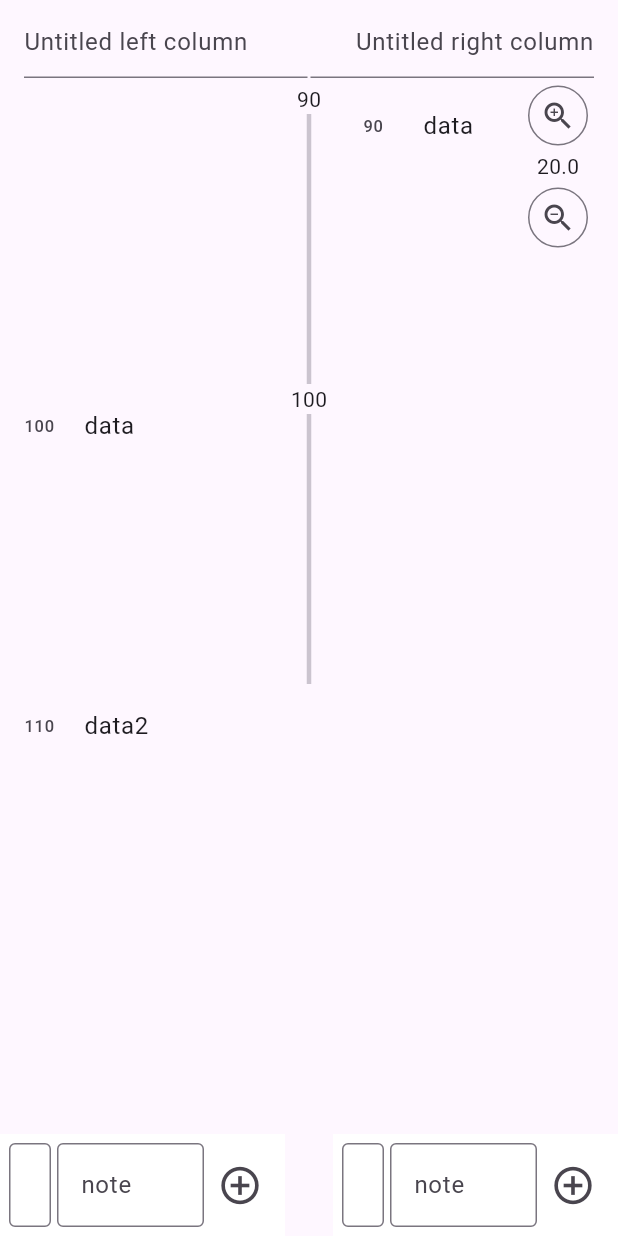
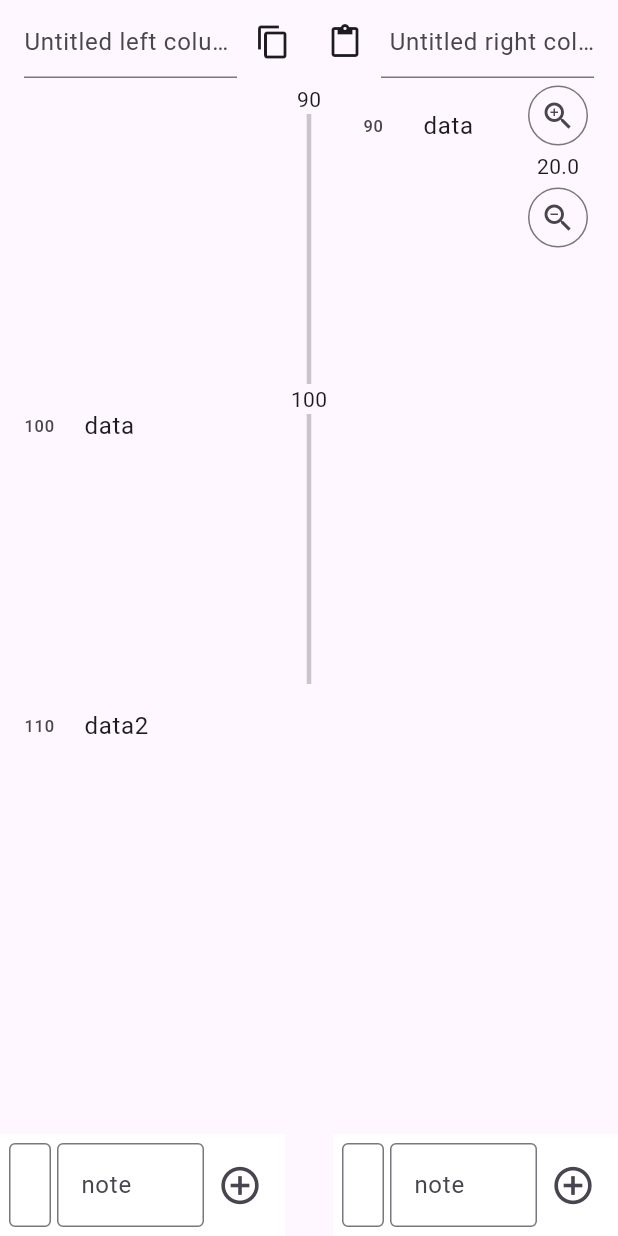
Before and after one commit to NobodyForNothing/timeline-editor, a Flutter app: the screen it shows after launch, on a phone screen of 412 x 824 dp. Run offline on Flutter 3.47's test engine with Material 3 defaults, Android fonts, the light colour scheme and no system bars.

Commit message:
implement exporting and importing

```diff
--- a/lib/main.dart
+++ b/lib/main.dart
@@ -1,7 +1,9 @@
+import 'dart:convert';
 import 'dart:math';
 
 import 'package:collection/collection.dart';
 import 'package:flutter/material.dart';
+import 'package:flutter/services.dart';
 import 'package:timeline_editor/positioned_list_view.dart';
 import 'package:timeline_editor/timeline.dart';
 import 'package:timeline_editor/value_input.dart';
@@ -39,11 +41,11 @@ class TimeLineHome extends StatefulWidget {
 class _TimeLineHomeState extends State<TimeLineHome> {
   static const double _kDefaultUnitHeight = 20.0;
 
-  final Map<double, String> _eventsLeft = {
+  Map<double, String> _eventsLeft = {
     100: 'data',
     110: 'data2',
   };
-  final Map<double, String> _eventsRight = {
+  Map<double, String> _eventsRight = {
     90: 'data',
   };
 
@@ -64,43 +66,105 @@ class _TimeLineHomeState extends State<TimeLineHome> {
       ? 0.0
       : (_maxTime! - _minTime!);
 
-  // String? titleLeft, titleRight;
+  late final TextEditingController leftTitleController;
+  late final TextEditingController rightTitleController;
 
   @override
   void initState() {
     super.initState();
+    leftTitleController = TextEditingController();
+    rightTitleController = TextEditingController();
   }
 
   @override
   void dispose() {
+    leftTitleController.dispose();
+    rightTitleController.dispose();
     super.dispose();
   }
 
   @override
   Widget build(BuildContext context) => Scaffold(
     appBar: AppBar(
+      forceMaterialTransparency: true,
       title: Row(
         mainAxisSize: MainAxisSize.min,
         children: [
-          SizedBox(
-            width: MediaQuery.of(context).size.width / 2 - 17,
-            child: const TextField(
-              decoration: InputDecoration(
+          Expanded(
+            child: SizedBox(
+              child: TextField(
+                controller: leftTitleController,
+                decoration: const InputDecoration(
                   hintText: 'Untitled left column',
                   border: UnderlineInputBorder()
                 ),
               )
             ),
-          const Spacer(),
-          SizedBox(
-            width: MediaQuery.of(context).size.width / 2 - 17,
-            child: const TextField(
-              decoration: InputDecoration(
+          ),
+          IconButton(
+            onPressed: () {
+              try {
+                final dataMap = {
+                  'version': 1,
+                  'scale': _scale,
+                  'titleLeft': leftTitleController.text,
+                  'titleRight': rightTitleController.text,
+                  'entriesL': _eventsLeft.map((key, value) => MapEntry(key.toString(), value)),
+                  'entriesR': _eventsRight.map((key, value) => MapEntry(key.toString(), value)),
+                };
+                Clipboard.setData(ClipboardData(text: jsonEncode(dataMap)));
+                ScaffoldMessenger.of(context).showSnackBar(const SnackBar(
+                    content: Text('Snapshot copied to clipboard.')));
+              } catch (e, stackTrace) {
+                debugPrint(e.toString());
+                debugPrint(stackTrace.toString());
+                ScaffoldMessenger.of(context).showSnackBar(SnackBar(
+                    content: Text('Failed to copy snapshot to clipboard: $e')));
+              }
+            },
+            tooltip: 'Save',
+            icon: const Icon(Icons.copy)
+          ),
+          IconButton(
+            onPressed: () async {
+              final messenger = ScaffoldMessenger.of(context);
+              try {
+                final data = await Clipboard.getData('text/plain');
+                final dataMap = jsonDecode(data?.text ?? '');
+                assert(dataMap['version'] == 1);
+                setState(() {
+                  _scale = dataMap['scale'];
+                  leftTitleController.text = dataMap['titleLeft'];
+                  rightTitleController.text = dataMap['titleRight'];
+                  _eventsLeft = (dataMap['entriesL'] as Map<String, dynamic>)
+                      .map((key, value) => MapEntry(double.parse(key), value));
+                  _eventsRight = (dataMap['entriesR'] as Map<String, dynamic>)
+                      .map((key, value) => MapEntry(double.parse(key), value));
+                });
+                messenger.showSnackBar(const SnackBar(
+                    content: Text('Successfully loaded data from clipboard.')));
+              } catch (e, stackTrace) {
+                debugPrint(e.toString());
+                debugPrint(stackTrace.toString());
+                messenger.showSnackBar(SnackBar(
+                    content: Text('Could not load data from clipboard: $e')));
+              }
+
+            },
+            tooltip: 'Load',
+            icon: const Icon(Icons.paste)
+          ),
+          Expanded(
+            child: SizedBox(
+              child: TextField(
+                controller: rightTitleController,
+                decoration: const InputDecoration(
                   hintText: 'Untitled right column',
                   border: UnderlineInputBorder(),
                 ),
                 textAlign: TextAlign.end,
               )
+            ),
           ),
         ],
       ),
```
Lines whose indentation alone changed are shown as unchanged.
